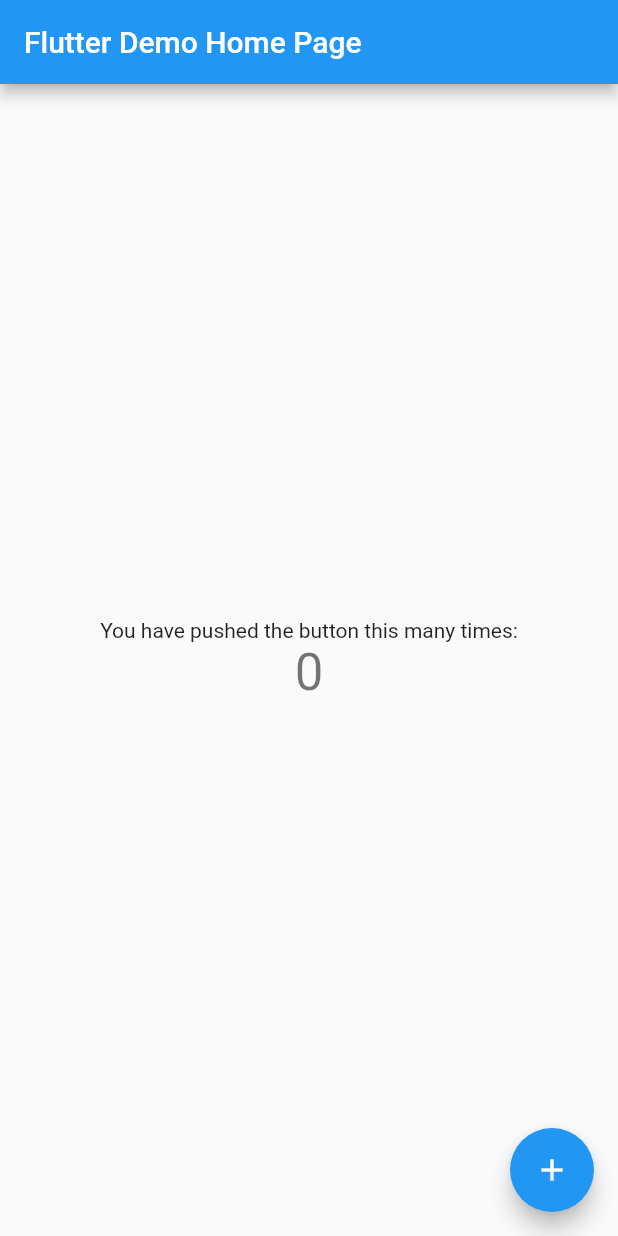
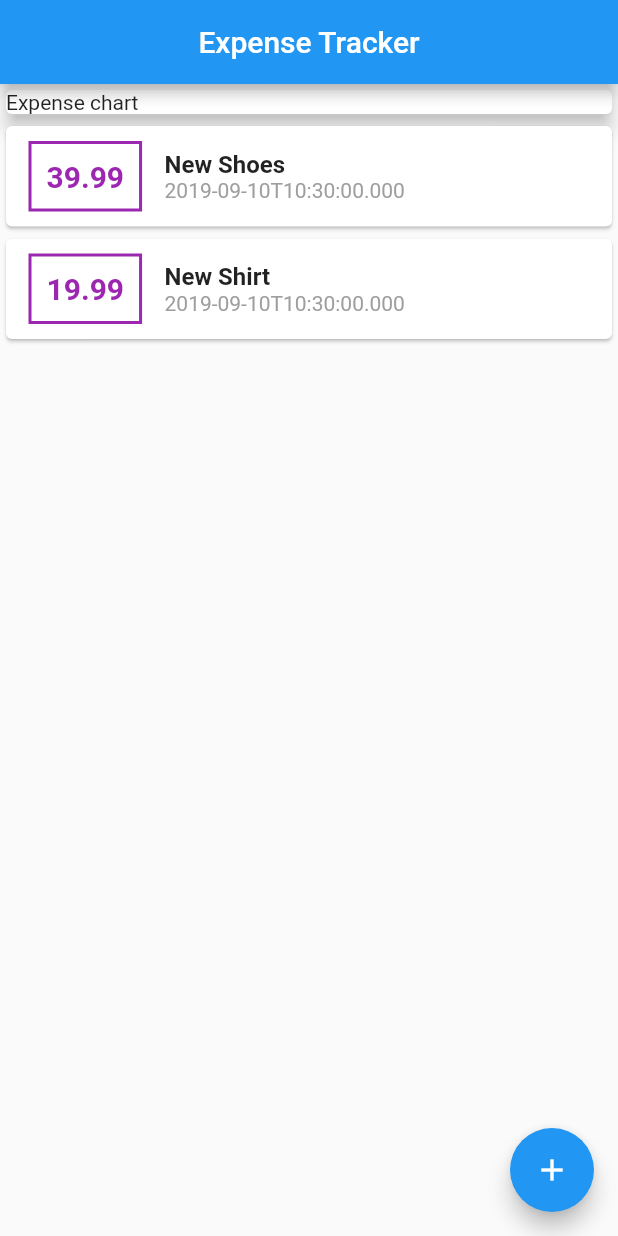
Before and after one commit to ly-dev/expense_tracke, a Flutter app: the screen it shows after launch, on a phone screen of 412 x 824 dp. Run offline on Flutter 3.47's test engine with Material 2 defaults, Android fonts, the phone set to English and light mode, and no system bars.

Commit message:
basic styling

```diff
--- a/lib/main.dart
+++ b/lib/main.dart
@@ -1,16 +1,17 @@
 import 'package:flutter/material.dart';
-
+import './transaction.dart';
+i
 void main() => runApp(MyApp());
 
 class MyApp extends StatelessWidget {
   @override
   Widget build(BuildContext context) {
     return MaterialApp(
-      title: 'Flutter Demo',
+      title: 'Expense Tracker',
       theme: ThemeData(
         primarySwatch: Colors.blue,
       ),
-      home: MyHomePage(title: 'Flutter Demo Home Page'),
+      home: MyHomePage(title: 'Expense Tracker'),
     );
   }
 }
@@ -24,36 +25,97 @@ class MyHomePage extends StatefulWidget {
 }
 
 class _MyHomePageState extends State<MyHomePage> {
-  int _counter = 0;
-
-  void _incrementCounter() {
-    setState(() {
-      _counter++;
-    });
-  }
+  final List<Transaction> transactions = [
+    Transaction(
+      id: 't1',
+      title: 'New Shoes',
+      amount: 39.99,
+      date: DateTime.now(),
+    ),
+    Transaction(
+      id: 't2',
+      title: 'New Shirt',
+      amount: 19.99,
+      date: DateTime.now(),
+    ),
+  ];
 
   @override
   Widget build(BuildContext context) {
     return Scaffold(
       appBar: AppBar(
-        title: Text(widget.title),
+        title: Center(
+          child: Text(
+            widget.title,
+          ),
+        ),
       ),
       body: Center(
         child: Column(
-          mainAxisAlignment: MainAxisAlignment.center,
+          mainAxisAlignment: MainAxisAlignment.start,
+          crossAxisAlignment: CrossAxisAlignment.stretch,
           children: <Widget>[
-            Text(
-              'You have pushed the button this many times:',
+            Card(
+              child: Text(
+                'Expense chart',
+              ),
+              elevation: 5,
             ),
-            Text(
-              '$_counter',
-              style: Theme.of(context).textTheme.display1,
+            Column(
+              crossAxisAlignment: CrossAxisAlignment.stretch,
+              children: transactions.map((tx) {
+                return Card(
+                  child: Row(
+                    children: <Widget>[
+                      Container (
+                        margin: EdgeInsets.symmetric(
+                          vertical: 10,
+                          horizontal: 15,
+                        ),
+                        padding: EdgeInsets.all(10),
+                        decoration: BoxDecoration(
+                          border: Border.all(
+                            color: Colors.purple,
+                            width: 2,
+                          ),
+                        ),
+                        child: Text(
+                          tx.amount.toString(),
+                          style: TextStyle(
+                            fontWeight: FontWeight.bold,
+                            fontSize: 20,
+                            color: Colors.purple,
+                          ),
+                        ),
+                      ),
+                      Column(
+                        crossAxisAlignment: CrossAxisAlignment.start,
+                        children: <Widget>[
+                          Text(
+                            tx.title,
+                            style: TextStyle(
+                              fontWeight: FontWeight.bold,
+                              fontSize: 16,
+                            ),
+                          ),
+                          Text(
+                            tx.date.toIso8601String(),
+                            style: TextStyle(
+                              color: Colors.grey,
+                            ),
+                          ),
+                        ],
+                      ),
+                    ],
+                  ),
+                );
+              }).toList(),
             ),
           ],
         ),
       ),
       floatingActionButton: FloatingActionButton(
-        onPressed: _incrementCounter,
+        onPressed: null,
         tooltip: 'Increment',
         child: Icon(Icons.add),
       ),
--- /dev/null
+++ b/lib/transaction.dart
@@ -0,0 +1,15 @@
+import "package:flutter/foundation.dart";
+
+class Transaction {
+  final String id;
+  final String title;
+  final double amount;
+  final DateTime date;
+
+  Transaction({
+    @required this.id,
+    @required this.title,
+    @required this.amount,
+    @required this.date,
+  });
+}
```
